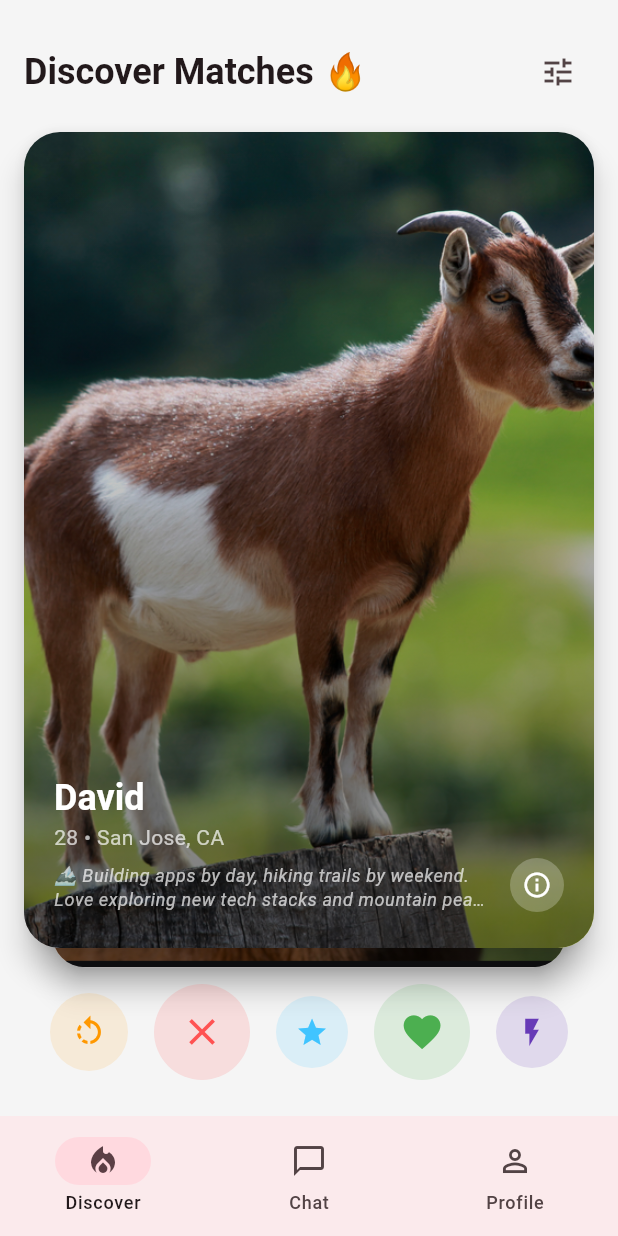
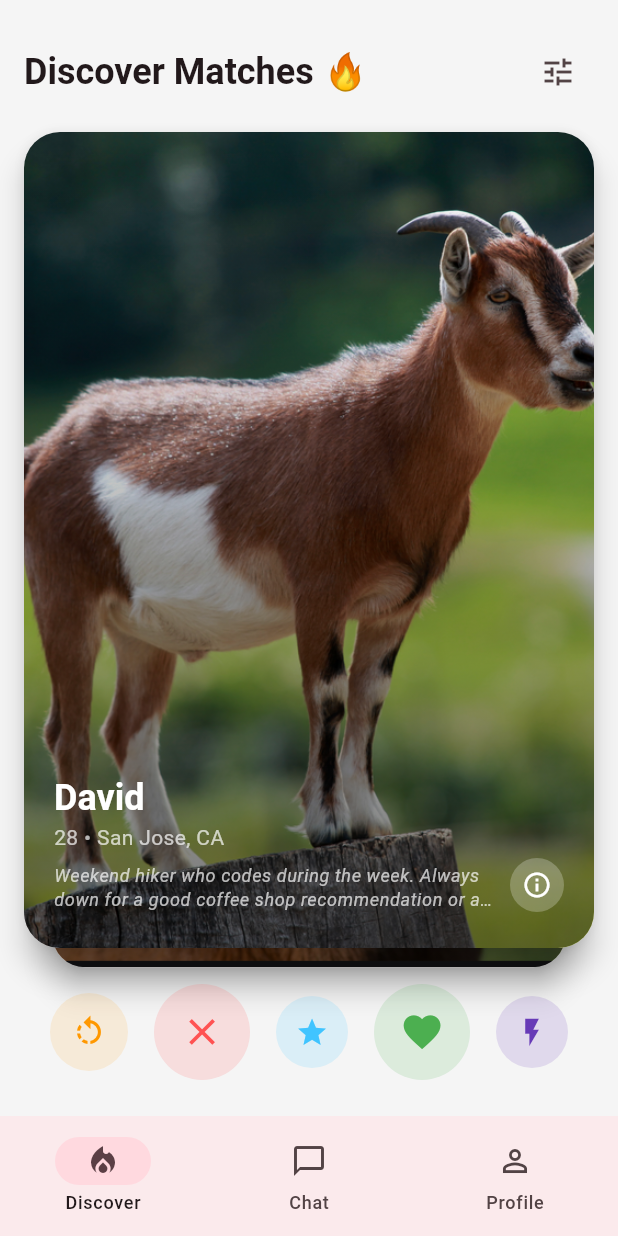
Before and after one commit to rosenpin/gonder, a Flutter app: the screen it shows after launch, after a tap on the "info outline" icon, on a phone screen of 412 x 824 dp. Run offline on Flutter 3.47's test engine with Material 3 defaults, Android fonts, the phone set to English and light mode, and no system bars; drawn by our look-alikes of flutter_card_swiper; accounts and stored records are empty.

Commit message:
Added bio functionality v2

```diff
--- a/lib/data/repositories/discovery_repository.dart
+++ b/lib/data/repositories/discovery_repository.dart
@@ -26,7 +26,7 @@ List<UserProfile> _defaultProfiles() {
       displayName: 'David',
       age: 28,
       jobTitle: 'Software Engineer',
-      bio: '🏔️ Building apps by day, hiking trails by weekend. Love exploring new tech stacks and mountain peaks. Currently obsessed with Flutter and finding the perfect coffee shop for remote work. Looking for someone to share adventures with! 🚀☕',
+      bio: 'Weekend hiker who codes during the week. Always down for a good coffee shop recommendation or a spontaneous road trip. Currently building the next big app, but let\'s talk about something more interesting than work!',
       city: 'San Jose, CA',
       photos: const ['assets/1.png'],
       gender: GenderIdentity.male,
@@ -39,7 +39,7 @@ List<UserProfile> _defaultProfiles() {
       displayName: 'Esther',
       age: 27,
       jobTitle: 'Product Manager',
-      bio: '✨ Passionate about turning crazy ideas into products people love. When I\'m not iterating on user stories, you\'ll find me trying new restaurants, practicing yoga, or planning my next spontaneous weekend getaway. Life\'s too short for boring conversations! 🍜🧘‍♀️',
+      bio: 'I turn chaotic ideas into products people actually want to use. When I\'m not in meetings, you\'ll find me exploring new restaurants or planning my next weekend adventure. Life\'s too short for boring conversations and bad food!',
       city: 'Oakland, CA',
       photos: const ['assets/2.png'],
       gender: GenderIdentity.female,
@@ -52,7 +52,7 @@ List<UserProfile> _defaultProfiles() {
       displayName: 'Miriam',
       age: 29,
       jobTitle: 'Visual Designer',
-      bio: '🎨 I create playful brand systems that make people smile. Typography nerd, color theory enthusiast, and weekend pottery class attendee. Always up for gallery openings, design conferences, or a good debate about serif vs sans-serif fonts! 🏺✏️',
+      bio: 'I make brands that don\'t suck. Obsessed with good typography, great coffee, and terrible puns. Currently learning pottery because apparently I need another creative outlet. Always up for gallery hopping or heated debates about comic sans.',
       city: 'San Francisco, CA',
       photos: const ['assets/3.png'],
       gender: GenderIdentity.female,
@@ -65,7 +65,7 @@ List<UserProfile> _defaultProfiles() {
       displayName: 'Solomon',
       age: 26,
       jobTitle: 'Data Scientist',
-      bio: '📊 Turning data into stories and coffee into code. Python is my language of choice, but I also speak fluent sarcasm. When not wrestling with datasets, I\'m probably at a local café reading sci-fi novels or attempting to master latte art. Warning: will talk about AI ethics! 🤖☕',
+      bio: 'I make datasets tell stories and turn coffee into insights. When I\'m not fighting with Python, I\'m probably reading sci-fi novels or attempting latte art. Fair warning: I will definitely bring up AI ethics on the first date.',
       city: 'San Mateo, CA',
       photos: const ['assets/4.png'],
       gender: GenderIdentity.male,
@@ -78,7 +78,7 @@ List<UserProfile> _defaultProfiles() {
       displayName: 'Noah',
       age: 31,
       jobTitle: 'Chef',
-      bio: '👨‍🍳 Serving seasonal plates and dad jokes since 2018. Believe that life is too short for bad food and boring conversations. Farm-to-table enthusiast, weekend forager, and expert at making people laugh while they wait for their food. Let me cook for you! 🥘🍄',
+      bio: 'I cook with seasonal ingredients and serve terrible dad jokes on the side. Farm-to-table enthusiast who believes the best conversations happen in the kitchen. Let me cook for you sometime?',
       city: 'Berkeley, CA',
       photos: const ['assets/5.png'],
       gender: GenderIdentity.male,
@@ -91,7 +91,7 @@ List<UserProfile> _defaultProfiles() {
       displayName: 'Deborah',
       age: 25,
       jobTitle: 'UX Researcher',
-      bio: '🔍 Professional question-asker and empathy mapper. Spend my days figuring out why users click where they click, my evenings binge-watching true crime documentaries. Love board games, escape rooms, and any activity that involves solving puzzles. Myers-Briggs: INFJ 🧩🎲',
+      bio: 'Professional question-asker who figures out why people click the wrong buttons. When I\'m not running user interviews, I\'m probably solving escape rooms or binge-watching true crime. INFJ who actually enjoys small talk.',
       city: 'San Francisco, CA',
       photos: const ['assets/6.png'],
       gender: GenderIdentity.female,
@@ -99,5 +99,47 @@ List<UserProfile> _defaultProfiles() {
       lookingFor: LookingFor.relationship,
       distanceKm: 10,
     ),
+    // Test profile with long bio
+    UserProfile(
+      id: 'profile-7',
+      displayName: 'Maya',
+      age: 30,
+      jobTitle: 'Travel Writer',
+      bio: 'Digital nomad who has lived in 15 countries and counting. I write about hidden gems, local food scenes, and the art of slow travel. Currently based in California but always planning my next adventure. I believe the best stories happen when you get a little lost, whether that\'s in a new city or a really good conversation. Looking for someone who gets excited about spontaneous weekend trips and doesn\'t mind that I have strong opinions about which airline has the best snacks.',
+      city: 'San Francisco, CA',
+      photos: const ['assets/1.png'],
+      gender: GenderIdentity.female,
+      interestedIn: const [GenderIdentity.male],
+      lookingFor: LookingFor.relationship,
+      distanceKm: 15,
+    ),
+    // Test profile with no bio
+    UserProfile(
+      id: 'profile-8',
+      displayName: 'Alex',
+      age: 25,
+      jobTitle: 'Musician',
+      bio: '',
+      city: 'Oakland, CA',
+      photos: const ['assets/2.png'],
+      gender: GenderIdentity.male,
+      interestedIn: const [GenderIdentity.female],
+      lookingFor: LookingFor.adventure,
+      distanceKm: 8,
+    ),
+    // Test profile with international content
+    UserProfile(
+      id: 'profile-9',
+      displayName: 'Priya',
+      age: 28,
+      jobTitle: 'Cultural Consultant',
+      bio: 'Born in Mumbai, raised in London, living in SF. I help companies navigate cultural differences and love sharing stories from around the world. Fluent in Hindi, English, and sarcasm. Always up for trying new cuisines or teaching someone how to make proper chai.',
+      city: 'San Francisco, CA',
+      photos: const ['assets/3.png'],
+      gender: GenderIdentity.female,
+      interestedIn: const [GenderIdentity.male, GenderIdentity.female],
+      lookingFor: LookingFor.friendship,
+      distanceKm: 12,
+    ),
   ];
 }
--- a/lib/features/discover/presentation/discover_page.dart
+++ b/lib/features/discover/presentation/discover_page.dart
@@ -154,7 +154,11 @@ class _DiscoverPageState extends State<DiscoverPage> {
                                 percentThresholdY,
                               ) {
                                 final profile = _profiles[index];
-                                return _ProfileCard(profile: profile);
+                                return _ProfileCard(
+                                  profile: profile,
+                                  controller: _swiperController,
+                                  profileIndex: index,
+                                );
                               },
                         ),
                         if (_isDeckFinished) const _EmptyDeckPlaceholder(),
@@ -178,22 +182,33 @@ class _DiscoverPageState extends State<DiscoverPage> {
 }
 
 class _ProfileCard extends StatelessWidget {
-  const _ProfileCard({required this.profile});
+  const _ProfileCard({
+    required this.profile,
+    required this.controller,
+    required this.profileIndex,
+  });
 
   final UserProfile profile;
+  final CardSwiperController controller;
+  final int profileIndex;
 
   void _showProfileDetails(BuildContext context) {
     showModalBottomSheet(
       context: context,
       isScrollControlled: true,
       backgroundColor: Colors.transparent,
-      builder: (context) => _ProfileDetailsSheet(profile: profile),
+      builder: (context) => _ProfileDetailsSheet(
+        profile: profile,
+        controller: controller,
+        profileIndex: profileIndex,
+      ),
     );
   }
 
   @override
   Widget build(BuildContext context) {
     final photo = profile.photos.isNotEmpty ? profile.photos.first : null;
+    final safeBio = profile.bio.trim();
 
     return Material(
       elevation: 8,
@@ -203,9 +218,25 @@ class _ProfileCard extends StatelessWidget {
         fit: StackFit.expand,
         children: [
           if (photo != null)
-            Image.asset(photo, fit: BoxFit.cover)
+            Image.asset(
+              photo,
+              fit: BoxFit.cover,
+              errorBuilder: (context, error, stackTrace) {
+                return Container(
+                  color: Colors.grey.shade300,
+                  child: const Center(
+                    child: Icon(Icons.broken_image, size: 48),
+                  ),
+                );
+              },
+            )
           else
-            Container(color: Colors.grey.shade300),
+            Container(
+              color: Colors.grey.shade300,
+              child: const Center(
+                child: Icon(Icons.person, size: 48),
+              ),
+            ),
           const DecoratedBox(
             decoration: BoxDecoration(
               gradient: LinearGradient(
@@ -242,10 +273,12 @@ class _ProfileCard extends StatelessWidget {
                           context,
                         ).textTheme.bodyMedium?.copyWith(color: Colors.white70),
                       ),
-                      if (profile.bio.isNotEmpty) ...[
+                      if (safeBio.isNotEmpty) ...[
                         const SizedBox(height: 8),
                         Text(
-                          profile.bio,
+                          safeBio.length > 100
+                              ? '${safeBio.substring(0, 100)}...'
+                              : safeBio,
                           style: Theme.of(context).textTheme.bodySmall
                               ?.copyWith(
                                 color: Colors.white70,
@@ -261,6 +294,9 @@ class _ProfileCard extends StatelessWidget {
                 const SizedBox(width: 12),
                 GestureDetector(
                   onTap: () => _showProfileDetails(context),
+                  child: Semantics(
+                    label: 'View ${profile.displayName}\'s full profile',
+                    button: true,
                     child: Container(
                       padding: const EdgeInsets.all(8),
                       decoration: BoxDecoration(
@@ -271,6 +307,7 @@ class _ProfileCard extends StatelessWidget {
                         Icons.info_outline,
                         color: Colors.white,
                         size: 20,
+                      ),
                     ),
                   ),
                 ),
@@ -411,9 +448,37 @@ class _EmptyDeckPlaceholder extends StatelessWidget {
 }
 
 class _ProfileDetailsSheet extends StatelessWidget {
-  const _ProfileDetailsSheet({required this.profile});
+  const _ProfileDetailsSheet({
+    required this.profile,
+    required this.controller,
+    required this.profileIndex,
+  });
 
   final UserProfile profile;
+  final CardSwiperController controller;
+  final int profileIndex;
+
+  static bool _isActionInProgress = false; // Prevent double-taps
+
+  void _handleSwipeAction(BuildContext context, CardSwiperDirection direction) {
+    if (_isActionInProgress) return; // Prevent rapid taps
+    _isActionInProgress = true;
+
+    Navigator.of(context).pop(); // Close the modal first
+
+    // Additional safety: Handle potential controller errors gracefully
+    try {
+      controller.swipe(direction);
+    } catch (e) {
+      // Handle potential controller errors gracefully
+      debugPrint('Swipe action failed: $e');
+    } finally {
+      // Reset flag after a brief delay
+      Future.delayed(const Duration(milliseconds: 300), () {
+        _isActionInProgress = false;
+      });
+    }
+  }
 
   @override
   Widget build(BuildContext context) {
@@ -464,6 +529,21 @@ class _ProfileDetailsSheet extends StatelessWidget {
                                 profile.photos.first,
                                 fit: BoxFit.cover,
                                 width: double.infinity,
+                                errorBuilder: (context, error, stackTrace) {
+                                  return Container(
+                                    color: Colors.grey.shade300,
+                                    child: const Center(
+                                      child: Column(
+                                        mainAxisAlignment: MainAxisAlignment.center,
+                                        children: [
+                                          Icon(Icons.broken_image, size: 64),
+                                          SizedBox(height: 8),
+                                          Text('Image failed to load'),
+                                        ],
+                                      ),
+                                    ),
+                                  );
+                                },
                               )
                             : Container(
                                 color: Colors.grey.shade300,
@@ -525,7 +605,7 @@ class _ProfileDetailsSheet extends StatelessWidget {
                     const SizedBox(height: 24),
 
                     // Bio section
-                    if (profile.bio.isNotEmpty) ...[
+                    if (profile.bio.trim().isNotEmpty) ...[
                       Row(
                         children: [
                           Icon(
@@ -544,6 +624,28 @@ class _ProfileDetailsSheet extends StatelessWidget {
                       const SizedBox(height: 12),
                       Container(
                         width: double.infinity,
+                        constraints: const BoxConstraints(
+                          maxHeight: 200, // Prevent extremely long bios from taking up too much space
+                        ),
+                        padding: const EdgeInsets.all(16),
+                        decoration: BoxDecoration(
+                          color: Colors.grey.shade50,
+                          borderRadius: BorderRadius.circular(12),
+                          border: Border.all(color: Colors.grey.shade200),
+                        ),
+                        child: SingleChildScrollView(
+                          child: Text(
+                            profile.bio.trim(),
+                            style: Theme.of(context).textTheme.bodyLarge
+                                ?.copyWith(height: 1.5),
+                          ),
+                        ),
+                      ),
+                      const SizedBox(height: 24),
+                    ] else ...[
+                      // Show a placeholder when bio is empty
+                      Container(
+                        width: double.infinity,
                         padding: const EdgeInsets.all(16),
                         decoration: BoxDecoration(
                           color: Colors.grey.shade50,
@@ -551,9 +653,12 @@ class _ProfileDetailsSheet extends StatelessWidget {
                           border: Border.all(color: Colors.grey.shade200),
                         ),
                         child: Text(
-                          profile.bio,
+                          '${profile.displayName} hasn\'t shared their story yet.',
                           style: Theme.of(context).textTheme.bodyLarge
-                              ?.copyWith(height: 1.5),
+                              ?.copyWith(
+                                color: Colors.grey.shade500,
+                                fontStyle: FontStyle.italic,
+                              ),
                         ),
                       ),
                       const SizedBox(height: 24),
@@ -582,10 +687,10 @@ class _ProfileDetailsSheet extends StatelessWidget {
                         vertical: 8,
                       ),
                       decoration: BoxDecoration(
-                        color: Theme.of(context).colorScheme.primary.withOpacity(0.1),
+                        color: Theme.of(context).colorScheme.primary.withValues(alpha: 0.1),
                         borderRadius: BorderRadius.circular(20),
                         border: Border.all(
-                          color: Theme.of(context).colorScheme.primary.withOpacity(0.3),
+                          color: Theme.of(context).colorScheme.primary.withValues(alpha: 0.3),
                         ),
                       ),
                       child: Text(
@@ -603,9 +708,7 @@ class _ProfileDetailsSheet extends StatelessWidget {
                       children: [
                         Expanded(
                           child: OutlinedButton.icon(
-                            onPressed: () {
-                              Navigator.of(context).pop();
-                            },
+                            onPressed: () => _handleSwipeAction(context, CardSwiperDirection.left),
                             icon: const Icon(Icons.close, color: Colors.red),
                             label: const Text(
                               'Pass',
@@ -620,10 +723,7 @@ class _ProfileDetailsSheet extends StatelessWidget {
                         const SizedBox(width: 16),
                         Expanded(
                           child: FilledButton.icon(
-                            onPressed: () {
-                              Navigator.of(context).pop();
-                              // Here you could trigger a like action
-                            },
+                            onPressed: () => _handleSwipeAction(context, CardSwiperDirection.right),
                             icon: const Icon(Icons.favorite),
                             label: const Text('Like'),
                             style: FilledButton.styleFrom(
```
Lines whose indentation alone changed are shown as unchanged.
